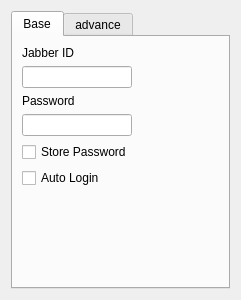
Old version of the form app/PrefAccount.ui in the repository chloerei/qtalk.
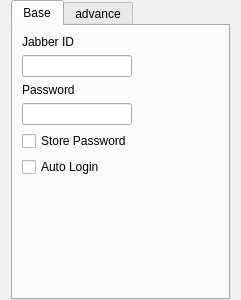
New version of the form.

What changed in the file:
```diff
--- a/app/PrefAccount.ui
+++ b/app/PrefAccount.ui
@@ -14,6 +14,12 @@
    <string>Form</string>
   </property>
   <layout class="QVBoxLayout" name="verticalLayout">
+   <property name="topMargin">
+    <number>0</number>
+   </property>
+   <property name="bottomMargin">
+    <number>0</number>
+   </property>
    <item>
     <widget class="QTabWidget" name="tabWidget">
      <property name="currentIndex">
```
